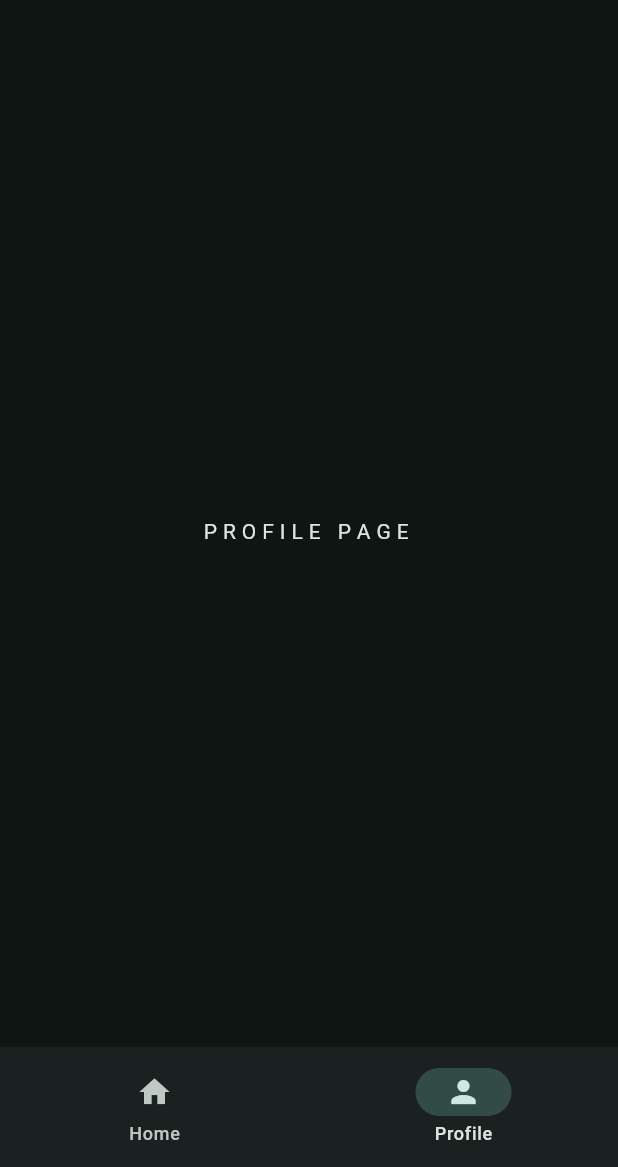
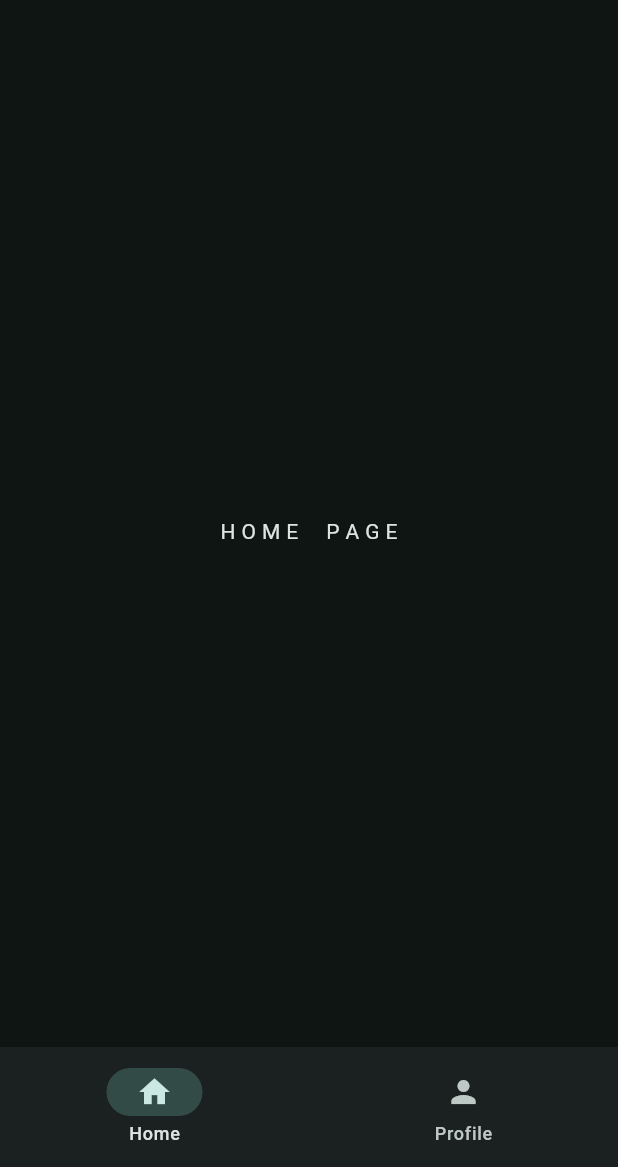
Before and after one commit to KIWOLY/flutter_basic, a Flutter app: the RealApp screen opened directly, on a phone screen of 412 x 824 dp, the part 69-1236 px from its top. Run offline on Flutter 3.47's test engine with Material 3 defaults, Android fonts, the phone set to English and light mode, and no system bars.

```diff
--- a/basic/lib/data/notifiers.dart
+++ b/basic/lib/data/notifiers.dart
@@ -0,0 +1,3 @@
+import 'package:flutter/material.dart';
+
+ValueNotifier<int> selectedPageNotifier = ValueNotifier(0);
--- a/basic/lib/pages/real.dart
+++ b/basic/lib/pages/real.dart
@@ -1,3 +1,4 @@
+import 'package:basic/data/notifiers.dart';
 import 'package:basic/pages/home_page.dart';
 import 'package:basic/pages/profile.dart';
 import 'package:basic/widgets/real_navbar.dart';
@@ -16,7 +17,7 @@ class RealApp extends StatefulWidget {
 }
 
 class _RealAppState extends State<RealApp> {
-  int index = 1;
+
   @override
   Widget build(BuildContext context) {
     return Scaffold(
@@ -25,7 +26,12 @@ class _RealAppState extends State<RealApp> {
         automaticallyImplyLeading: false,
         centerTitle: true,
       ),
-      body: pages.elementAt(1),
+      body: ValueListenableBuilder(
+        valueListenable: selectedPageNotifier,
+        builder: (BuildContext context, dynamic selectedPage, Widget? child) {
+          return  pages.elementAt(selectedPage);
+        },
+      ),
       bottomNavigationBar: RealNavbar(),
     );
   }
--- a/basic/lib/widgets/real_navbar.dart
+++ b/basic/lib/widgets/real_navbar.dart
@@ -1,27 +1,26 @@
+import 'package:basic/data/notifiers.dart';
 import 'package:flutter/material.dart';
 
-class RealNavbar extends StatefulWidget {
+class RealNavbar extends StatelessWidget {
   const RealNavbar({super.key});
 
   @override
-  State<RealNavbar> createState() => _RealNavbarState();
-}
-
-class _RealNavbarState extends State<RealNavbar> {
-    int index = 1;
-  @override
   Widget build(BuildContext context) {
+    return ValueListenableBuilder(
+      valueListenable: selectedPageNotifier,
+      builder: (BuildContext context, dynamic selectedPage, Widget? child) {
         return NavigationBar(
           destinations: [
             NavigationDestination(icon: Icon(Icons.home), label: "Home"),
             NavigationDestination(icon: Icon(Icons.person), label: "Profile"),
           ],
           onDestinationSelected: (int value) {
-          setState(() {
-            index = value;
-          });
+            selectedPageNotifier.value = value;
           },
-        selectedIndex: index,
+          selectedIndex: selectedPage,
+        );
+        ;
+      },
     );
   }
 }
```
Lines whose indentation alone changed are shown as unchanged.
